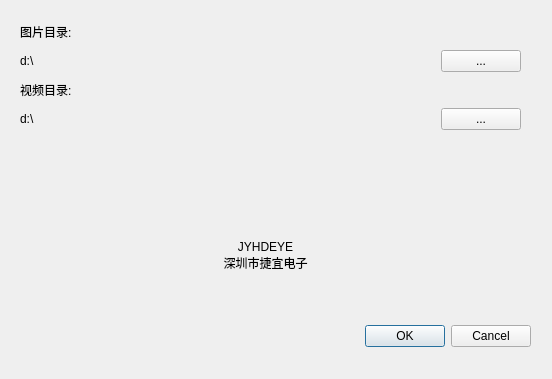
Old version of the form SettingDialog.ui in the repository c95000/DemoCube.
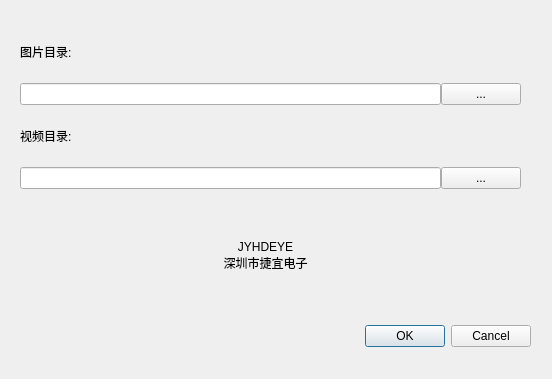
New version of the form.

What changed in the file:
```diff
--- a/SettingDialog.ui
+++ b/SettingDialog.ui
@@ -52,10 +52,13 @@
      <x>20</x>
      <y>20</y>
      <width>501</width>
-     <height>110</height>
+     <height>169</height>
     </rect>
    </property>
    <layout class="QVBoxLayout" name="verticalLayout">
+    <property name="spacing">
+     <number>0</number>
+    </property>
     <item>
      <widget class="QLabel" name="labelPicPath">
       <property name="text">
@@ -64,17 +67,17 @@
      </widget>
     </item>
     <item>
-     <layout class="QHBoxLayout" name="horizontalLayout" stretch="10,1">
+     <layout class="QHBoxLayout" name="horizontalLayout" stretch="8,1">
+      <property name="spacing">
+       <number>0</number>
+      </property>
       <item>
-       <widget class="QLabel" name="picPath">
-        <property name="sizePolicy">
-         <sizepolicy hsizetype="Preferred" vsizetype="Preferred">
-          <horstretch>0</horstretch>
-          <verstretch>0</verstretch>
-         </sizepolicy>
-        </property>
+       <widget class="QLineEdit" name="picPath">
         <property name="text">
-         <string>d:\</string>
+         <string/>
+        </property>
+        <property name="readOnly">
+         <bool>true</bool>
         </property>
        </widget>
       </item>
@@ -102,10 +105,13 @@
     </item>
     <item>
      <layout class="QHBoxLayout" name="horizontalLayout_2" stretch="8,1">
+      <property name="spacing">
+       <number>0</number>
+      </property>
       <item>
-       <widget class="QLabel" name="videoPath">
-        <property name="text">
-         <string>d:\</string>
+       <widget class="QLineEdit" name="videoPath">
+        <property name="readOnly">
+         <bool>true</bool>
         </property>
        </widget>
       </item>
```
